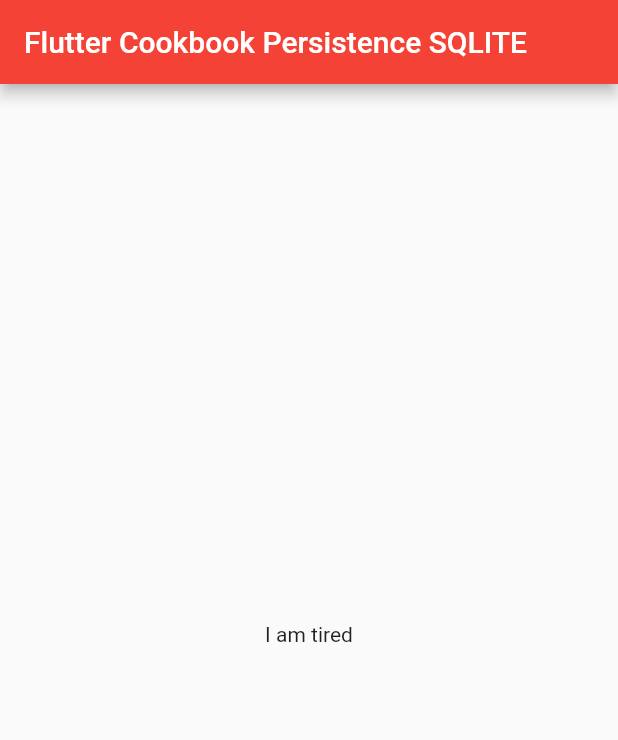
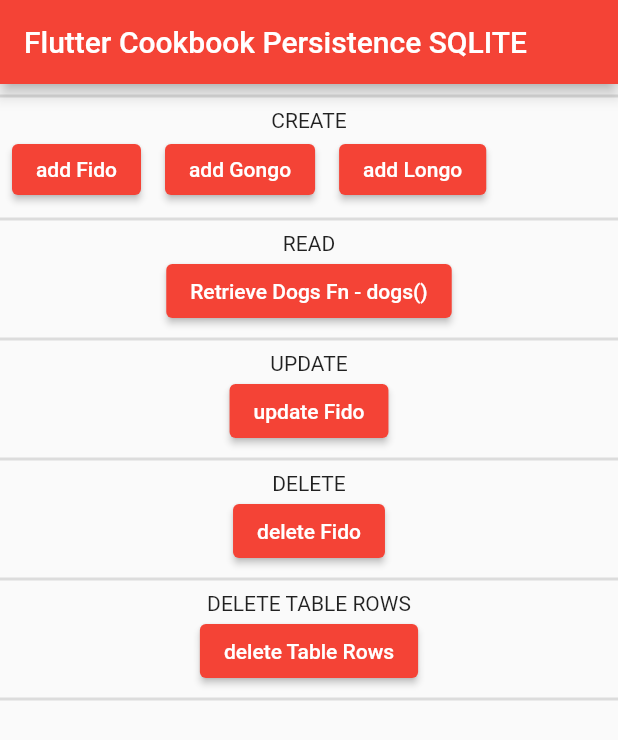
Before and after one commit to danialothman/flutter_cookbook, a Flutter app: the screen it shows after launch, on a phone screen of 412 x 824 dp. Shown: the top 740 px of the screen. Run offline on Flutter 3.47's test engine with Material 2 defaults, Android fonts, the phone set to English and light mode, and no system bars; our stand-ins replace sqflite; accounts and stored records are empty.

Commit message:
created database helper, added void functions

```diff
--- a/sqlite/lib/database.dart
+++ b/sqlite/lib/database.dart
@@ -1,12 +1,12 @@
+// ignore_for_file: avoid_print
+
 import 'package:path/path.dart';
 import 'package:sqflite/sqflite.dart';
 import 'data_model.dart';
 
-class DogDatabase{
+class DogDatabase {
   static final DogDatabase instance = DogDatabase._init();
-
   static Database? _database;
-
   DogDatabase._init();
 
   // getter - ???
@@ -20,7 +20,7 @@ class DogDatabase{
   // initialize DB
   Future<Database> _initDB(String filePath) async {
     final dbPath = await getDatabasesPath();
-    final path = join(dbPath,filePath);
+    final path = join(dbPath, filePath);
 
     return await openDatabase(path, version: 1, onCreate: _createDB);
   }
@@ -38,13 +38,12 @@ class DogDatabase{
     ''');
   }
 
-
   // CRUD FUNCTIONS
   // CRUD FUNCTIONS
   // CRUD FUNCTIONS
 
   // INSERT DATA
-  Future<void> insertDog(Dog dog) async{
+  Future<void> insertDog(Dog dog) async {
     print('INSERT DOG Fn');
 
     // Get a reference to the database.
@@ -54,29 +53,30 @@ class DogDatabase{
     // `conflictAlgorithm` to use in case the same dog is inserted twice.
     //
     // In this case, replace any previous data.
-    await db.insert(
-        'dogs',
-        dog.toMap(),
+    await db.insert('dogs', dog.toMap(),
         conflictAlgorithm: ConflictAlgorithm.replace);
   }
 
   // READ DATA
   // A method that retrieves all the dogs from the dogs table.
-  Future <List<Dog>> dogs() async {
+  Future<List<Dog>> dogs() async {
     print('RETRIEVE DOGS Fn');
 
     // Get a reference to the database.
     final db = await database;
 
     // Query the table for all The Dogs.
-    final List<Map<String,dynamic>> maps = await db.query('dogs');
+    final List<Map<String, dynamic>> maps = await db.query('dogs');
 
     // Convert the List<Map<String, dynamic> into a List<Dog>.
-    return List.generate(maps.length, (i){
-      return Dog(id: maps[i]['id'], name: maps[i]['name'], age: maps[i]['age'],);
+    return List.generate(maps.length, (i) {
+      return Dog(
+        id: maps[i]['id'],
+        name: maps[i]['name'],
+        age: maps[i]['age'],
+      );
     });
   }
-
 
   // UPDATE A DOG
   Future<void> updateDog(Dog dog) async {
@@ -92,7 +92,6 @@ class DogDatabase{
     );
   }
 
-
   // DELETE DOG
   Future<void> deleteDog(int id) async {
     print('DELETE DOG Fn');
@@ -106,11 +105,18 @@ class DogDatabase{
     );
   }
 
+  // DELETE ROWS, preserves table
+  Future<void> deleteRows() async {
+    print('DELETE ROWS');
+
+    final db = await database;
+
+    await db.execute('DELETE FROM dogs');
+  }
 
   // CLOSE db
   Future close() async {
     final db = await instance.database;
     db.close();
   }
-
 }
--- a/sqlite/lib/main.dart
+++ b/sqlite/lib/main.dart
@@ -1,13 +1,15 @@
 import 'package:flutter/material.dart';
 import 'database.dart';
 import 'data_model.dart';
+
+var fido = const Dog(id: 0, name: 'Fido', age: 35);
+var gongo = const Dog(id: 1, name: 'Gongo', age: 9);
+var longo = const Dog(id: 2, name: 'Longo', age: 15);
 
 Future<void> main() async {
   // Avoid errors caused by flutter upgrade.
   // Importing 'package:flutter/widgets.dart' is required.
   WidgetsFlutterBinding.ensureInitialized();
-
-
 
   // // Open the database and store the reference.
   // print('OPENING DATABASE');
@@ -91,37 +93,8 @@ Future<void> main() async {
   //   );
   // }
 
-
-  // ---------------------------------------------------------------
-  // USING THE FUNCTIONS
-  // ---------------------------------------------------------------
-
   //check current dog table
   print(await DogDatabase.instance.dogs());
-
-
-  // CREATE A DOG - FIDO
-  var fido = const Dog(id: 0, name: 'Fido', age: 35);
-  await DogDatabase.instance.insertDog(fido);
-  print(await DogDatabase.instance.dogs());
-
-
-  // CREATE A DOG - GONGO
-  var gongo = const Dog(id: 1, name: 'Gongo', age: 9);
-  await DogDatabase.instance.insertDog(gongo);
-  print(await DogDatabase.instance.dogs());
-
-
-  // UPDATE A DOG -- FIDO
-  fido = Dog(id: fido.id, name: fido.name, age: fido.age+7);
-  await DogDatabase.instance.updateDog(fido);
-  print(await DogDatabase.instance.dogs());
-
-
-  // DELETE A DOG -- FIDO
-  await DogDatabase.instance.deleteDog(fido.id);
-  print(await DogDatabase.instance.dogs());
-
 
   runApp(const MyApp());
 }
@@ -151,31 +124,98 @@ class MyHomePage extends StatefulWidget {
 }
 
 class _MyHomePageState extends State<MyHomePage> {
-
   @override
   Widget build(BuildContext context) {
-
     return Scaffold(
       appBar: AppBar(
-
         title: Text(widget.title),
       ),
-      body: Center(
-
-        child: Column(
-
-          mainAxisAlignment: MainAxisAlignment.center,
-          children: const <Widget> [
-             SizedBox(
+      body: SingleChildScrollView(
+        child: IntrinsicHeight(
+          child: Column(
+            mainAxisAlignment: MainAxisAlignment.center,
+            children: <Widget>[
+              const Divider(thickness: 2),
+              const Text('CREATE'),
+              SizedBox(
                 height: 50,
-                child: Text('I am tired'),
-              )
-
-          ],
+                child:
+                    ListView(scrollDirection: Axis.horizontal, children: const [
+                  Padding(
+                      padding: EdgeInsets.all(8.0),
+                      child: ElevatedButton(
+                          onPressed: addFido, child: Text('add Fido'))),
+                  Padding(
+                      padding: EdgeInsets.all(8.0),
+                      child: ElevatedButton(
+                          onPressed: addGongo, child: Text('add Gongo'))),
+                  Padding(
+                      padding: EdgeInsets.all(8.0),
+                      child: ElevatedButton(
+                          onPressed: addLongo, child: Text('add Longo'))),
+                ]),
+              ),
+              const Divider(thickness: 2),
+              const Text('READ'),
+              const ElevatedButton(
+                  onPressed: getDogs, child: Text('Retrieve Dogs Fn - dogs()')),
+              const Divider(thickness: 2),
+              const Text('UPDATE'),
+              const ElevatedButton(
+                  onPressed: updateFido, child: Text('update Fido')),
+              const Divider(thickness: 2),
+              const Text('DELETE'),
+              const ElevatedButton(
+                  onPressed: deleteFido, child: Text('delete Fido')),
+              const Divider(thickness: 2),
+              const Text('DELETE TABLE ROWS'),
+              const ElevatedButton(
+                  onPressed: deleteTableRows, child: Text('delete Table Rows')),
+              const Divider(thickness: 2),
+            ],
+          ),
         ),
       ),
     );
   }
+}
 
+//--------------------------------------------------------
+// VOID FUNCTIONS
+//--------------------------------------------------------
 
+Future<void> getDogs() async {
+  print(await DogDatabase.instance.dogs());
 }
+
+Future<void> addLongo() async {
+  // CREATE A DOG - Longo
+  await DogDatabase.instance.insertDog(longo);
+}
+
+Future<void> addGongo() async {
+  // CREATE A DOG - GONGO
+  await DogDatabase.instance.insertDog(gongo);
+}
+
+Future<void> addFido() async {
+  // CREATE A DOG - FIDO
+  await DogDatabase.instance.insertDog(fido);
+}
+
+Future<void> deleteFido() async {
+  // DELETE A DOG -- FIDO
+  await DogDatabase.instance.deleteDog(fido.id);
+}
+
+Future<void> updateFido() async {
+  // UPDATE A DOG -- FIDO
+  fido = Dog(id: fido.id, name: fido.name, age: fido.age + 7);
+  await DogDatabase.instance.updateDog(fido);
+}
+
+Future<void> deleteTableRows() async {
+  DogDatabase.instance.deleteRows();
+}
+
+Future<void> getDogs2() async {}
```
